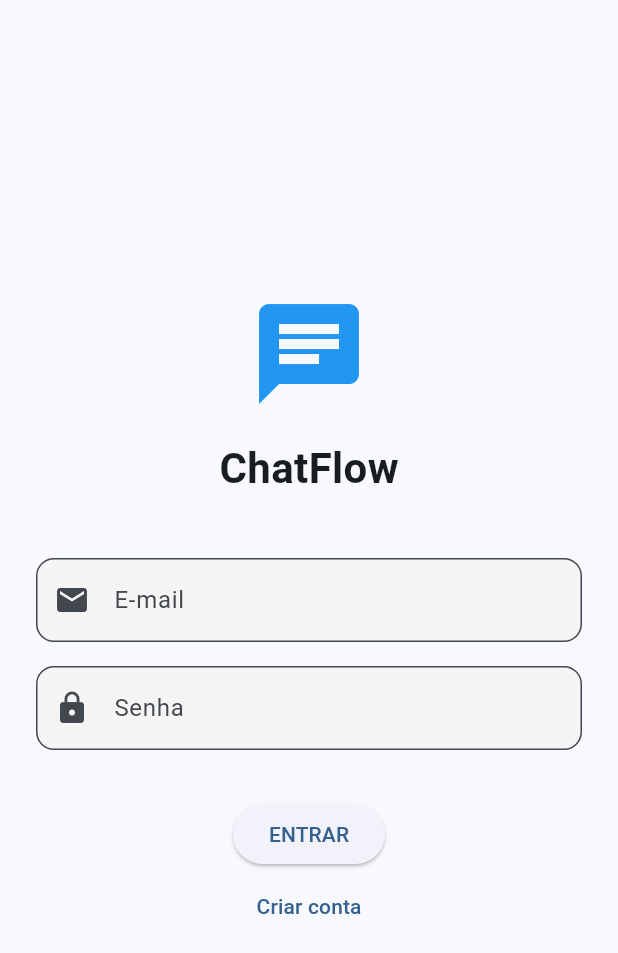
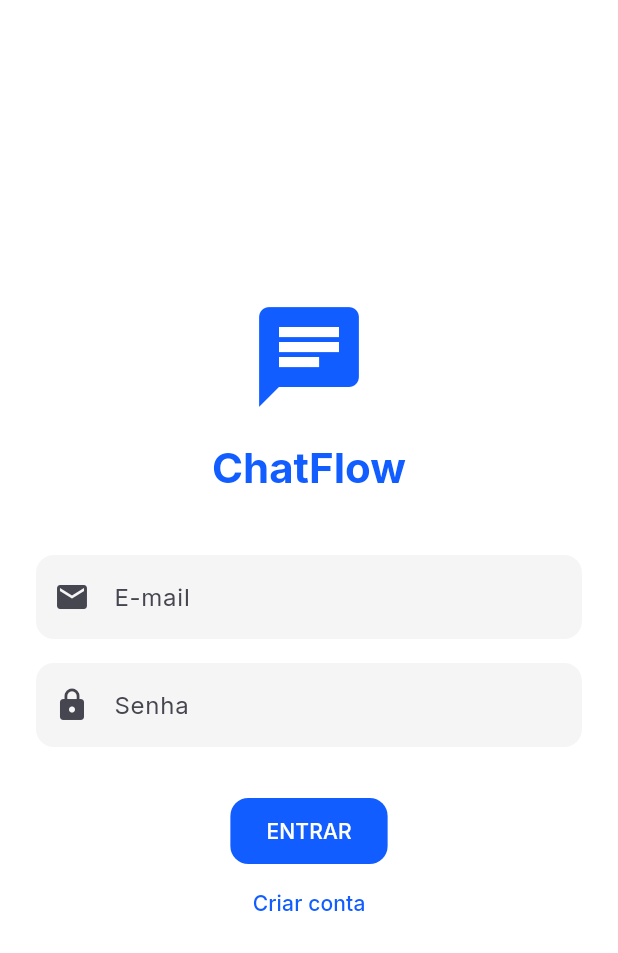
Before and after one commit to jampdroRomano/chatflow-realtime-chat, a Flutter app: the screen it shows after launch, on a phone screen of 412 x 824 dp. Shown: the top 953 px of the screen. Run offline on Flutter 3.47's test engine with Material 3 defaults, Android fonts, the phone set to English and light mode, and no system bars; our stand-ins replace firebase_auth, firebase_core, firebase_database, google_fonts; accounts and stored records are empty.

Commit message:
refactor: migrate architecture to MVVM Layer-first and add AppTheme
- Restructure project directory to strictly follow MVVM Layer-first pattern (models, views/screens, views/widgets, viewmodels).
- Move LoginScreen, ChatScreen, and AuthGate to 'lib/views/screens/'.
- Move shared components and chat components to 'lib/views/widgets/'.
- Implement AppTheme in 'lib/core/theme/' to centralize color palette and text styles.
- Refactor MessageBubble to use dynamic theme colors and fix timeColor variable scope.
- Refactor LoginScreen to use AppTheme styles instead of hardcoded colors.
- Update ChatViewModel to replace print with debugPrint and fix sendMessage logic.
- Update all imports in main.dart, screens, and viewmodels to reflect the new directory structure.

```diff
--- a/lib/core/services/chat_service.dart
+++ b/lib/core/services/chat_service.dart
@@ -1,5 +1,5 @@
 import 'package:firebase_database/firebase_database.dart';
-import '../../data/models/message_model.dart';
+import '../../models/message_model.dart';
 
 class ChatService {
   final DatabaseReference _messagesRef = FirebaseDatabase.instance.ref().child(
--- /dev/null
+++ b/lib/core/theme/app_theme.dart
@@ -0,0 +1,75 @@
+import 'package:flutter/material.dart';
+import 'package:google_fonts/google_fonts.dart'; // Opcional: Se quiser fontes bonitas
+
+class AppTheme {
+  // CORES DO SEU PROJETO
+  static const Color primaryColor = Color(0xFF125DFF);      // Azul do balão (Eu)
+  static const Color secondaryColor = Color(0xFFF2F2F7);    // Cinza do balão (Outros)
+  static const Color errorColor = Color(0xFFD32F2F);
+  static const Color scaffoldBackground = Colors.white;
+
+  // DEFINIÇÃO DO TEMA LIGHT
+  static ThemeData get lightTheme {
+    return ThemeData(
+      useMaterial3: true,
+
+      // Esquema de Cores Principal
+      colorScheme: ColorScheme.fromSeed(
+        seedColor: primaryColor,
+        primary: primaryColor,
+        secondary: secondaryColor,
+        error: errorColor,
+        surface: Colors.white,
+      ),
+
+      // Cor de Fundo das Telas
+      scaffoldBackgroundColor: scaffoldBackground,
+
+      // Estilo da AppBar
+      appBarTheme: const AppBarTheme(
+        backgroundColor: Colors.white,
+        elevation: 0,
+        surfaceTintColor: Colors.transparent, // Remove aquele filtro roxo do Material 3
+        iconTheme: IconThemeData(color: Colors.black),
+        titleTextStyle: TextStyle(
+          color: Colors.black,
+          fontSize: 20,
+          fontWeight: FontWeight.bold,
+        ),
+      ),
+
+      // Estilo dos Botões (ElevatedButton)
+      elevatedButtonTheme: ElevatedButtonThemeData(
+        style: ElevatedButton.styleFrom(
+          backgroundColor: primaryColor,
+          foregroundColor: Colors.white, // Cor do texto/ícone
+          padding: const EdgeInsets.symmetric(horizontal: 24, vertical: 12),
+          shape: RoundedRectangleBorder(borderRadius: BorderRadius.circular(12)),
+          elevation: 0,
+        ),
+      ),
+
+      // Estilo dos Inputs (TextField)
+      inputDecorationTheme: InputDecorationTheme(
+        filled: true,
+        fillColor: Colors.grey.shade100,
+        contentPadding: const EdgeInsets.symmetric(horizontal: 20, vertical: 16),
+        border: OutlineInputBorder(
+          borderRadius: BorderRadius.circular(12),
+          borderSide: BorderSide.none,
+        ),
+        enabledBorder: OutlineInputBorder(
+          borderRadius: BorderRadius.circular(12),
+          borderSide: BorderSide.none,
+        ),
+        focusedBorder: OutlineInputBorder(
+          borderRadius: BorderRadius.circular(12),
+          borderSide: const BorderSide(color: primaryColor, width: 2),
+        ),
+      ),
+
+      // Tipografia Padrão (Textos)
+      textTheme: GoogleFonts.interTextTheme(), // Use Inter ou Roboto
+    );
+  }
+}
--- a/lib/main.dart
+++ b/lib/main.dart
@@ -3,7 +3,8 @@ import 'package:firebase_core/firebase_core.dart';
 import 'package:provider/provider.dart';
 import 'firebase_options.dart';
 import 'viewmodels/auth_viewmodel.dart';
-import 'views/auth_gate.dart';
+import 'views/screens/auth_gate.dart';
+import 'core/theme/app_theme.dart';
 
 void main() async {
   WidgetsFlutterBinding.ensureInitialized();
@@ -23,10 +24,10 @@ class ChatFlowApp extends StatelessWidget {
       child: MaterialApp(
         title: 'ChatFlow',
         debugShowCheckedModeBanner: false,
-        theme: ThemeData(
-          colorScheme: ColorScheme.fromSeed(seedColor: const Color(0xFF2196F3)),
-          useMaterial3: true,
-        ),
+
+        // APLICANDO O TEMA AQUI:
+        theme: AppTheme.lightTheme,
+
         home: const AuthGate(),
       ),
     );
--- a/lib/viewmodels/chat_viewmodel.dart
+++ b/lib/viewmodels/chat_viewmodel.dart
@@ -1,6 +1,6 @@
 import 'package:flutter/material.dart';
 import '../core/services/chat_service.dart';
-import '../data/models/message_model.dart';
+import '../models/message_model.dart';
 
 class ChatViewModel extends ChangeNotifier {
   final ChatService _chatService = ChatService();
@@ -40,7 +40,7 @@ class ChatViewModel extends ChangeNotifier {
     notifyListeners();
   }
 
-  // Enviar mensagem (Agora suporta resposta)
+  // Enviar mensagem
   Future<void> sendMessage(String text) async {
     if (text.trim().isEmpty) return;
 
@@ -54,18 +54,16 @@ class ChatViewModel extends ChangeNotifier {
       replyToText: _replyingTo?.text
     );
 
-    // Limpa o estado
-    debugPrint("Deletar mensagem: ${_selectedMessage!.id}");
-
-      _selectedMessage = null;
-      notifyListeners();
+    // Limpa o estado de resposta
+    _replyingTo = null;
+    notifyListeners();
   }
 
-  // Excluir mensagem (Falta implementar no Service)
+  // Excluir mensagem (Placeholder)
   Future<void> deleteSelectedMessage() async {
     if (_selectedMessage != null) {
-      // await _chatService.deleteMessage(_selectedMessage!.id);
-      print("Deletar mensagem: ${_selectedMessage!.id}"); // Placeholder
+      debugPrint("Deletar mensagem: ${_selectedMessage!.id}");
+
       _selectedMessage = null;
       notifyListeners();
     }
--- a/lib/views/auth/login_screen.dart
+++ b/lib/views/screens/auth/login_screen.dart
@@ -1,7 +1,7 @@
 import 'package:flutter/material.dart';
 import 'package:provider/provider.dart';
-import '../../viewmodels/auth_viewmodel.dart';
-import '../shared/custom_text_field.dart';
+import '../../../viewmodels/auth_viewmodel.dart';
+import '../../widgets/custom_text_field.dart';
 
 class LoginScreen extends StatefulWidget {
   const LoginScreen({super.key});
@@ -16,27 +16,54 @@ class _LoginScreenState extends State<LoginScreen> {
   @override
   Widget build(BuildContext context) {
     final authViewModel = Provider.of<AuthViewModel>(context);
+    final theme = Theme.of(context); // Atalho para usar o tema
+
     return Scaffold(
       body: Center(
         child: SingleChildScrollView(
           padding: const EdgeInsets.all(24.0),
           child: Column(
             children: [
-              const Icon(Icons.chat, size: 80, color: Colors.blue),
+              // Ícone usando a cor primária do tema (Azul 0xFF125DFF)
+              Icon(Icons.chat, size: 80, color: theme.colorScheme.primary),
+
               const SizedBox(height: 16),
-              const Text('ChatFlow', style: TextStyle(fontSize: 28, fontWeight: FontWeight.bold)),
+
+              // Texto usando a tipografia padrão do tema + cor primária
+              Text(
+                'ChatFlow',
+                style: theme.textTheme.headlineMedium?.copyWith(
+                  fontWeight: FontWeight.bold,
+                  color: theme.colorScheme.primary,
+                ),
+              ),
+
               const SizedBox(height: 32),
+
+              // Mensagem de erro usando a cor de erro do tema (Vermelho)
               if (authViewModel.errorMessage != null)
-                Text(authViewModel.errorMessage!, style: const TextStyle(color: Colors.red)),
+                Padding(
+                  padding: const EdgeInsets.only(bottom: 16.0),
+                  child: Text(
+                    authViewModel.errorMessage!,
+                    style: TextStyle(color: theme.colorScheme.error),
+                    textAlign: TextAlign.center,
+                  ),
+                ),
+
               CustomTextField(controller: _emailController, label: 'E-mail', icon: Icons.email),
               CustomTextField(controller: _passwordController, label: 'Senha', icon: Icons.lock, isPassword: true),
+
               const SizedBox(height: 24),
+
               authViewModel.isLoading
                   ? const CircularProgressIndicator()
                   : ElevatedButton(
+                      // O estilo (cor, borda, padding) já vem automático do main.dart (AppTheme)
                       onPressed: () => authViewModel.login(_emailController.text, _passwordController.text),
                       child: const Text('ENTRAR'),
                     ),
+
               TextButton(
                 onPressed: () => authViewModel.register(_emailController.text, _passwordController.text),
                 child: const Text('Criar conta'),
--- a/lib/views/chat/components/message_bubble.dart
+++ b/lib/views/widgets/chat/message_bubble.dart
@@ -1,6 +1,6 @@
 import 'package:flutter/material.dart';
 import 'package:intl/intl.dart';
-import '../../../data/models/message_model.dart';
+import '../../../models/message_model.dart'; // <--- Import ajustado para a nova estrutura
 
 class MessageBubble extends StatelessWidget {
   final ChatMessage message;
@@ -20,9 +20,21 @@ class MessageBubble extends StatelessWidget {
 
   @override
   Widget build(BuildContext context) {
-    final color = isMe ? const Color(0xFF125DFF) : const Color(0xFFF2F2F7);
-    final textColor = isMe ? Colors.white : Colors.black;
-    final timeColor = isMe ? Colors.white70 : Colors.grey;
+    // PUXANDO DO TEMA (Padronização)
+    final theme = Theme.of(context);
+
+    final color = isMe
+        ? theme.colorScheme.primary
+        : theme.colorScheme.secondary;
+
+    final textColor = isMe
+        ? theme.colorScheme.onPrimary
+        : theme.colorScheme.onSurface;
+
+    // CORREÇÃO: Definindo o timeColor que estava faltando
+    final timeColor = isMe
+        ? theme.colorScheme.onPrimary.withValues(alpha: 0.7)
+        : theme.colorScheme.onSurface.withValues(alpha: 0.6);
 
     // LÓGICA DE LAYOUT
     final bool isShortMessage = message.text.length < 25 && !message.text.contains('\n');
@@ -37,7 +49,7 @@ class MessageBubble extends StatelessWidget {
       background: Container(
         alignment: Alignment.centerLeft,
         padding: const EdgeInsets.only(left: 20),
-        child: const Icon(Icons.reply, color: Colors.grey),
+        child: Icon(Icons.reply, color: theme.disabledColor),
       ),
       child: GestureDetector(
         onLongPress: onLongPress,
@@ -81,7 +93,7 @@ class MessageBubble extends StatelessWidget {
                             borderRadius: BorderRadius.circular(8),
                             border: Border(
                               left: BorderSide(
-                                color: isMe ? Colors.white : Colors.blue,
+                                color: isMe ? Colors.white : theme.primaryColor,
                                 width: 4
                               ),
                             ),
@@ -111,7 +123,7 @@ class MessageBubble extends StatelessWidget {
                           ),
                         ),
 
-                      // PARTE 2: NOME DO REMETENTE
+                      // NOME DO REMETENTE
                       if (!isMe && showTail)
                         Padding(
                           padding: const EdgeInsets.only(bottom: 4),
@@ -119,7 +131,7 @@ class MessageBubble extends StatelessWidget {
                             message.senderName,
                             style: TextStyle(
                               fontWeight: FontWeight.bold,
-                              color: Colors.orange.shade800,
+                              color: Colors.orange.shade800, // Pode parametrizar no tema depois se quiser
                               fontSize: 13,
                             ),
                           ),
@@ -127,7 +139,7 @@ class MessageBubble extends StatelessWidget {
 
                       // TEXTO E HORÁRIO
                       if (isShortMessage)
-                        // LAYOUT INTELIGENTE
+                        // LAYOUT PARA MENSAGEM CURTA (Row com spaceBetween)
                         Row(
                           mainAxisSize: MainAxisSize.max,
                           mainAxisAlignment: MainAxisAlignment.spaceBetween,
@@ -151,7 +163,7 @@ class MessageBubble extends StatelessWidget {
                           ],
                         )
                       else
-                        // LAYOUT PARA MENSAGEM LONGA
+                        // LAYOUT PARA MENSAGEM LONGA (Stack)
                         Stack(
                           children: [
                             Padding(
```
Also changed, not shown: lib/views/screens/chat/chat_screen.dart (renamed from lib/views/chat/chat_screen.dart, +5 -5 lines), lib/models/message_model.dart (renamed from lib/data/models/message_model.dart), lib/views/screens/auth_gate.dart (renamed from lib/views/auth_gate.dart), lib/views/widgets/chat/chat_app_bar.dart (renamed from lib/views/chat/components/chat_app_bar.dart), lib/views/widgets/chat/date_separator.dart (renamed from lib/views/chat/components/date_separator.dart), lib/views/widgets/custom_text_field.dart (renamed from lib/views/shared/custom_text_field.dart), 1 other file.
